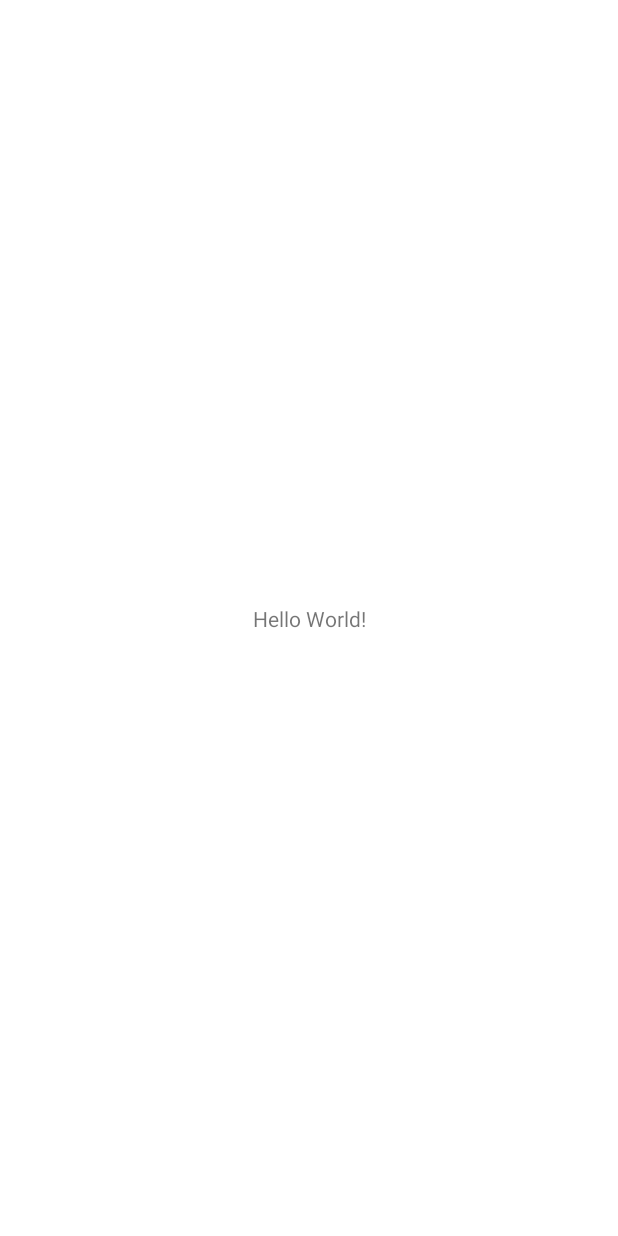
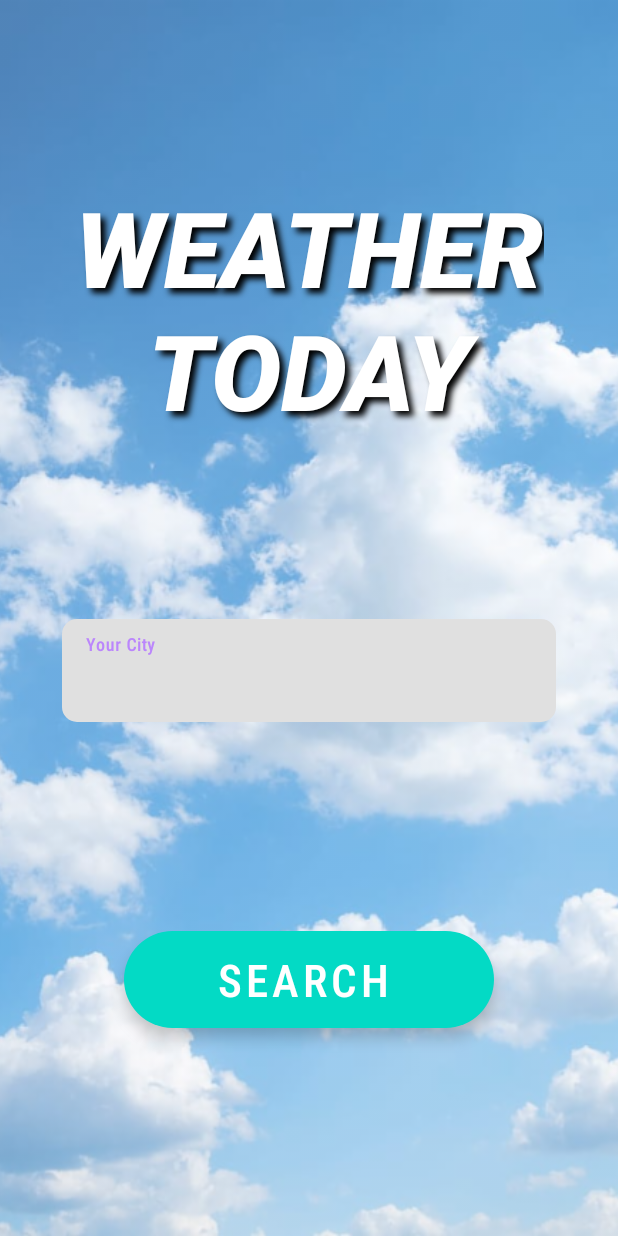
Before and after one commit to satansaga/weather-forecast-test-repository, an Android app: the screen it shows after launch (MainActivity), on a phone screen of 412 x 824 dp. Before the commit the screen is almost empty. Run offline under Robolectric (Android 15) with nearby library versions, the phone set to English and light mode, and no system bars.

Commit message:
add main menu

```diff
--- a/app/src/main/res/layout/activity_main.xml
+++ b/app/src/main/res/layout/activity_main.xml
@@ -6,13 +6,79 @@
     android:layout_height="match_parent"
     tools:context=".MainActivity">
 
+<ImageView
+    android:id="@+id/bg_main_menu"
+    android:layout_width="match_parent"
+    android:layout_height="match_parent"
+    android:scaleType="centerCrop"
+    android:src="@drawable/bg_main_menu"
+    android:alpha="0.7"/>
+
+    <View
+        android:id="@+id/center_point"
+        app:layout_constraintTop_toTopOf="parent"
+        app:layout_constraintBottom_toBottomOf="parent"
+        app:layout_constraintLeft_toLeftOf="parent"
+        app:layout_constraintRight_toRightOf="parent"
+        android:layout_width="1dp"
+        android:layout_height="1dp"/>
+
     <TextView
+        android:id="@+id/text_title"
+        style="@style/MainMenuTitle"
         android:layout_width="wrap_content"
         android:layout_height="wrap_content"
-        android:text="Hello World!"
+        app:layout_constraintTop_toTopOf="parent"
+        app:layout_constraintBottom_toTopOf="@id/center_point"
+        app:layout_constraintLeft_toLeftOf="parent"
+        app:layout_constraintRight_toRightOf="parent"
+        android:text="@string/text_main_menu_title"
+        android:gravity="center"
+        />
+
+    <com.google.android.material.textfield.TextInputLayout
+        android:id="@+id/layout_text_input"
+        android:layout_width="0dp"
+        android:layout_height="wrap_content"
+        app:layout_constraintTop_toBottomOf="@id/center_point"
+        app:layout_constraintLeft_toLeftOf="parent"
+        app:layout_constraintRight_toRightOf="parent"
+        app:layout_constraintWidth_percent="0.8"
+        app:boxCornerRadiusTopStart="10dp"
+        app:boxCornerRadiusTopEnd="10dp"
+        app:boxCornerRadiusBottomStart="10dp"
+        app:boxCornerRadiusBottomEnd="10dp"
+        app:boxStrokeWidth="0dp"
+        app:boxStrokeWidthFocused="0dp">
+
+        <com.google.android.material.textfield.TextInputEditText
+            android:id="@+id/layout_text_edit"
+            android:layout_width="match_parent"
+            android:layout_height="wrap_content"
+            android:fontFamily="sans-serif-condensed-medium"
+            android:textSize="25sp"
+            android:hint="@string/text_input_hint"
+            android:maxLines="1"
+            android:singleLine="true"
+            />
+
+    </com.google.android.material.textfield.TextInputLayout>
+
+    <com.google.android.material.floatingactionbutton.ExtendedFloatingActionButton
+        android:id="@+id/button_search"
+        android:layout_width="0dp"
+        android:layout_height="wrap_content"
+        app:layout_constraintWidth_percent="0.6"
+        app:layout_constraintTop_toBottomOf="@id/layout_text_input"
         app:layout_constraintBottom_toBottomOf="parent"
-        app:layout_constraintEnd_toEndOf="parent"
-        app:layout_constraintStart_toStartOf="parent"
-        app:layout_constraintTop_toTopOf="parent" />
+        app:layout_constraintLeft_toLeftOf="parent"
+        app:layout_constraintRight_toRightOf="parent"
+        app:rippleColor="@color/purple_700"
+        android:gravity="center"
+        android:text="@string/text_search_city"
+        style="@style/ButtonSearch">
+
+    </com.google.android.material.floatingactionbutton.ExtendedFloatingActionButton>
+
 
 </androidx.constraintlayout.widget.ConstraintLayout>
--- a/app/src/main/res/values/strings.xml
+++ b/app/src/main/res/values/strings.xml
@@ -1,3 +1,7 @@
 <resources>
     <string name="app_name">weather-forecast-test-repository</string>
+    <!-- main menu -->
+    <string name="text_main_menu_title">WEATHER\nTODAY</string>
+    <string name="text_input_hint">Your City</string>
+    <string name="text_search_city">SEARCH</string>
 </resources>
--- /dev/null
+++ b/app/src/main/res/values/style.xml
@@ -0,0 +1,21 @@
+<?xml version="1.0" encoding="utf-8"?>
+<resources>
+
+    <style name="MainMenuTitle">
+        <item name="android:textSize">70sp</item>
+        <item name="fontFamily">sans-serif-black</item>
+        <item name="android:textStyle">italic</item>
+        <item name="android:textColor">#ffffffff</item>
+        <item name="android:shadowColor">#000000</item>
+        <item name="android:shadowDx">5</item>
+        <item name="android:shadowDy">5</item>
+        <item name="android:shadowRadius">5</item>
+    </style>
+
+    <style name="ButtonSearch">
+        <item name="android:textSize">30sp</item>
+        <item name="fontFamily">sans-serif-condensed-medium</item>
+        <item name="android:textColor">#ffffffff</item>
+    </style>
+
+</resources>
```
Also changed, not shown: app/src/main/res/drawable-hdpi/bg_main_menu.png (added), app/src/main/res/drawable-mdpi/bg_main_menu.png (added), app/src/main/res/drawable-tvdpi/bg_main_menu.png (added), app/src/main/res/drawable-xhdpi/bg_main_menu.png (added), 2 other files.
